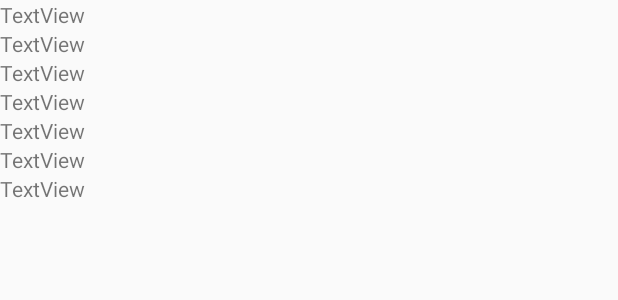
After one commit to nohadrweesh/ASN, an Android app: the layout activity_send_help.xml on its own in the app's theme, with its tools: preview values and no code run, on a phone screen of 412 x 824 dp. The commit adds this screen. Shown: the top 300 px of the screen. Run offline under Robolectric (Android 15) with nearby library versions, the phone set to English and light mode, and no system bars.

Commit message:
Yomna and Esraa - Edits on help

```diff
--- a/app/src/main/AndroidManifest.xml
+++ b/app/src/main/AndroidManifest.xml
@@ -36,6 +36,9 @@
         </activity>
         <activity android:name=".SignIn"/>
         <activity android:name=".SignUP2"/>
+        <activity android:name=".Waiting"/>
+        <activity android:name=".SendHelp"/>
+        <activity android:name=".AcceptorInfo"/>
         <!--
              The API key for Google Maps-based APIs is defined as a string resource.
              (See the file "res/values/google_maps_api.xml").
--- a/app/src/main/java/com/example/a/myapplication/Constants.java
+++ b/app/src/main/java/com/example/a/myapplication/Constants.java
@@ -20,5 +20,7 @@ public class Constants {
     public static final String URL_PROBLEM = ROOT_URL+"problem.php";
     public static final String URL_LOGOUT=ROOT_URL+"Logout.php";
     public static final String  URL_SEND_HELP_TO=ROOT_URL+"SendHelp.php";
+    public static final String URL_WAITING = ROOT_URL+"waiting.php";
+
 
 }
--- a/app/src/main/java/com/example/a/myapplication/sync/HelpTasks.java
+++ b/app/src/main/java/com/example/a/myapplication/sync/HelpTasks.java
@@ -20,7 +20,8 @@ public class HelpTasks {
     public static void executeTask(Context context, String action) {
         if (ACTION_ACCEPT_HELP_REQUEST.equals(action)) {
             Log.d(TAG, "executeTask: action "+action);
-            HelpUtils.getInstance(context).sendHelpTo(NotificationUtils.toDriverID,NotificationUtils.toCarID);
+            HelpUtils.getInstance(context).sendHelpTo(NotificationUtils.toDriverID,NotificationUtils.toCarID,NotificationUtils.problemID);
+
 
         } else if (ACTION_DISMISS_HELP_REQUEST.equals(action)) {
             Log.d(TAG, "executeTask: action "+action);
--- /dev/null
+++ b/app/src/main/res/layout/activity_send_help.xml
@@ -0,0 +1,59 @@
+<?xml version="1.0" encoding="utf-8"?>
+<android.support.constraint.ConstraintLayout xmlns:android="http://schemas.android.com/apk/res/android"
+    xmlns:app="http://schemas.android.com/apk/res-auto"
+    xmlns:tools="http://schemas.android.com/tools"
+    android:layout_width="match_parent"
+    android:layout_height="match_parent"
+    tools:context=".SendHelp">
+
+    <LinearLayout
+        android:layout_width="368dp"
+        android:layout_height="495dp"
+        android:orientation="vertical"
+        tools:layout_editor_absoluteX="8dp"
+        tools:layout_editor_absoluteY="8dp"
+        tools:ignore="MissingConstraints">
+
+        <TextView
+            android:id="@+id/name"
+            android:layout_width="match_parent"
+            android:layout_height="wrap_content"
+            android:text="TextView" />
+
+        <TextView
+            android:id="@+id/lng"
+            android:layout_width="match_parent"
+            android:layout_height="wrap_content"
+            android:text="TextView" />
+
+        <TextView
+            android:id="@+id/lat"
+            android:layout_width="match_parent"
+            android:layout_height="wrap_content"
+            android:text="TextView" />
+
+        <TextView
+            android:id="@+id/atit"
+            android:layout_width="match_parent"
+            android:layout_height="wrap_content"
+            android:text="TextView" />
+
+        <TextView
+            android:id="@+id/phone"
+            android:layout_width="match_parent"
+            android:layout_height="wrap_content"
+            android:text="TextView" />
+
+        <TextView
+            android:id="@+id/type"
+            android:layout_width="match_parent"
+            android:layout_height="wrap_content"
+            android:text="TextView" />
+
+        <TextView
+            android:id="@+id/msg"
+            android:layout_width="match_parent"
+            android:layout_height="wrap_content"
+            android:text="TextView" />
+    </LinearLayout>
+</android.support.constraint.ConstraintLayout>
```
Also changed, not shown: app/src/main/java/com/example/a/myapplication/AcceptorInfo.java (added, +61 -0 lines), app/src/main/java/com/example/a/myapplication/DriverMapActivity.java (+5 -5 lines), app/src/main/java/com/example/a/myapplication/HelpActivity.java (+8 -1 lines), app/src/main/java/com/example/a/myapplication/HelpUtils.java (+47 -6 lines), app/src/main/java/com/example/a/myapplication/SendHelp.java (added, +54 -0 lines), app/src/main/java/com/example/a/myapplication/Waiting.java (added, +129 -0 lines), app/src/main/res/layout/activity_acceptor_info.xml (added, +56 -0 lines), app/src/main/res/layout/activity_waiting.xml (added, +16 -0 lines).
